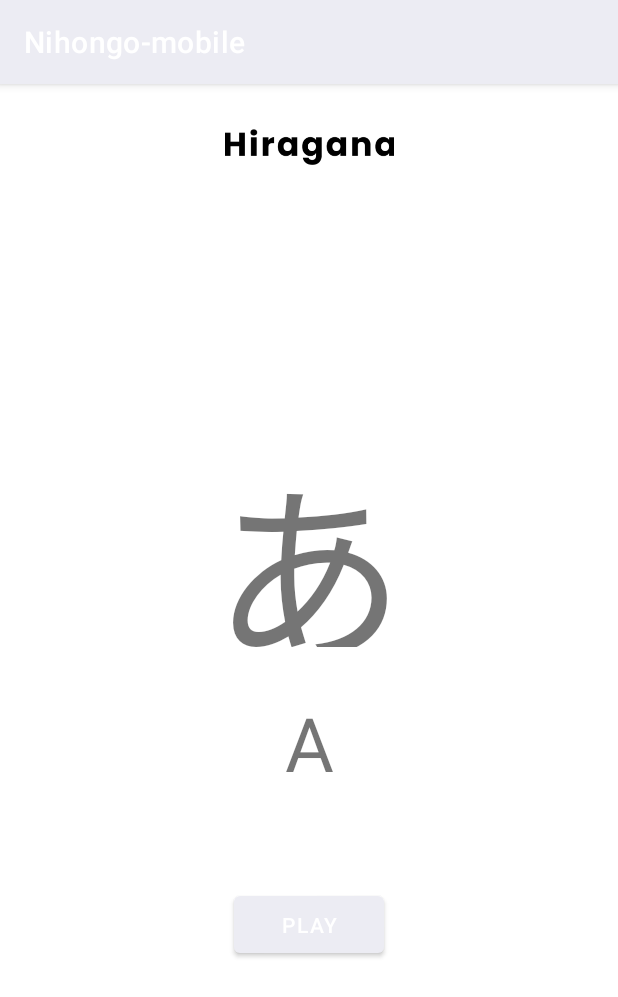
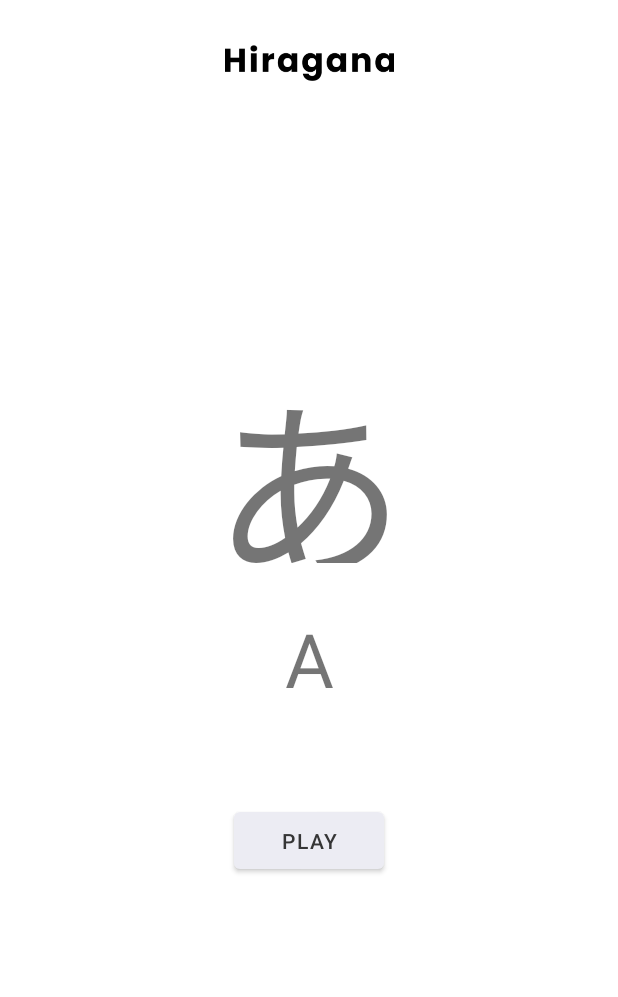
Before and after one commit to indrayana000/Nihongomobile, an Android app: the halaman_audio screen opened directly, with no data from a screen before it, on a phone screen of 412 x 824 dp. Shown: the top 997 px of the screen. Run offline under Robolectric (Android 15) with nearby library versions, the phone set to English and light mode, and no system bars; 1 statement that could not run was skipped.

Commit message:
Update 4/1/2022
+ Penambahan fungsi pindah halaman (Hiragana, Katakana, Soal)
+ Orientasi diubah sepenuhnya menjadi potrait
+Perubahan varian warna

-Penghapusan header dari halaman Katakana, Soal, Huruf audio

```diff
--- a/app/src/main/java/com/example/nihongo_mobile/MainActivity.java
+++ b/app/src/main/java/com/example/nihongo_mobile/MainActivity.java
@@ -18,7 +18,7 @@ public class MainActivity extends AppCompatActivity {
         new Handler().postDelayed(new Runnable() {
             @Override
             public void run() {
-                Intent akhirSplash = new Intent(MainActivity.this, hiragana.class);
+                Intent akhirSplash = new Intent(MainActivity.this, menu.class);
                 startActivity(akhirSplash);
                 finish();
             }
--- a/app/src/main/java/com/example/nihongo_mobile/halaman_audio.java
+++ b/app/src/main/java/com/example/nihongo_mobile/halaman_audio.java
@@ -10,5 +10,6 @@ public class halaman_audio extends AppCompatActivity {
     protected void onCreate(Bundle savedInstanceState) {
         super.onCreate(savedInstanceState);
         setContentView(R.layout.activity_halaman_audio);
+        getSupportActionBar().hide();
     }
 }
--- a/app/src/main/java/com/example/nihongo_mobile/halaman_soal.java
+++ b/app/src/main/java/com/example/nihongo_mobile/halaman_soal.java
@@ -10,5 +10,6 @@ public class halaman_soal extends AppCompatActivity {
     protected void onCreate(Bundle savedInstanceState) {
         super.onCreate(savedInstanceState);
         setContentView(R.layout.activity_halaman_soal);
+        getSupportActionBar().hide();
     }
 }
--- a/app/src/main/java/com/example/nihongo_mobile/katakana.java
+++ b/app/src/main/java/com/example/nihongo_mobile/katakana.java
@@ -10,5 +10,6 @@ public class katakana extends AppCompatActivity {
     protected void onCreate(Bundle savedInstanceState) {
         super.onCreate(savedInstanceState);
         setContentView(R.layout.activity_katakana);
+        getSupportActionBar().hide();
     }
 }
--- a/app/src/main/res/layout/mainmenu.xml
+++ b/app/src/main/res/layout/mainmenu.xml
@@ -126,7 +126,7 @@
                 app:srcCompat="@drawable/latihan_soal" />
 
             <Button
-                android:id="@+id/button4"
+                android:id="@+id/button_soal"
                 android:layout_width="150dp"
                 android:layout_height="50dp"
                 android:layout_gravity="center"
--- a/app/src/main/res/values-night/themes.xml
+++ b/app/src/main/res/values-night/themes.xml
@@ -3,12 +3,12 @@
     <style name="Theme.Nihongomobile" parent="Theme.MaterialComponents.DayNight.DarkActionBar">
         <!-- Primary brand color. -->
         <item name="colorPrimary">#ECECF3</item>
-        <item name="colorPrimaryVariant">@color/purple_700</item>
-        <item name="colorOnPrimary">@color/white</item>
+        <item name="colorPrimaryVariant">@color/primaryorange</item>
+        <item name="colorOnPrimary">@color/coloronprimary</item>
         <!-- Secondary brand color. -->
         <item name="colorSecondary">@color/teal_200</item>
         <item name="colorSecondaryVariant">@color/teal_700</item>
-        <item name="colorOnSecondary">@color/black</item>
+        <item name="colorOnSecondary">@color/coloronprimary</item>
         <!-- Status bar color. -->
         <item name="android:statusBarColor" tools:targetApi="l">?attr/colorPrimaryVariant</item>
         <!-- Customize your theme here. -->
--- a/app/src/main/res/values/colors.xml
+++ b/app/src/main/res/values/colors.xml
@@ -7,4 +7,6 @@
     <color name="teal_700">#FF018786</color>
     <color name="black">#FF000000</color>
     <color name="white">#FFFFFFFF</color>
+    <color name="primaryorange">#FB6A31</color>
+    <color name="coloronprimary">#353535</color>
 </resources>
--- a/app/src/main/res/values/themes.xml
+++ b/app/src/main/res/values/themes.xml
@@ -3,12 +3,12 @@
     <style name="Theme.Nihongomobile" parent="Theme.MaterialComponents.DayNight.DarkActionBar">
         <!-- Primary brand color. -->
         <item name="colorPrimary">#ECECF3</item>
-        <item name="colorPrimaryVariant">@color/purple_700</item>
-        <item name="colorOnPrimary">@color/white</item>
+        <item name="colorPrimaryVariant">@color/primaryorange</item>
+        <item name="colorOnPrimary">@color/coloronprimary</item>
         <!-- Secondary brand color. -->
         <item name="colorSecondary">@color/teal_200</item>
         <item name="colorSecondaryVariant">@color/teal_700</item>
-        <item name="colorOnSecondary">@color/white</item>
+        <item name="colorOnSecondary">@color/coloronprimary</item>
         <!-- Status bar color. -->
         <item name="android:statusBarColor" tools:targetApi="l">?attr/colorPrimaryVariant</item>
         <!-- Customize your theme here. -->
```
Also changed, not shown: app/src/main/AndroidManifest.xml (+11 -5 lines), app/src/main/java/com/example/nihongo_mobile/menu.java (+31 -1 lines).
